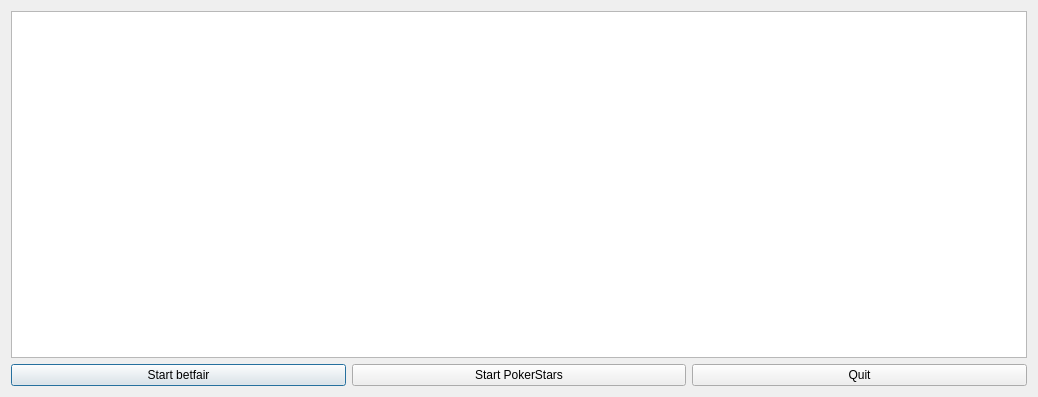
Qt form dialog.ui (ajwijma/betting) before a commit.
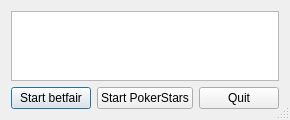
The same form after that commit.

Commit message: automatische resize en geen gedoe meer om de minuut

```diff
--- a/dialog.ui
+++ b/dialog.ui
@@ -6,16 +6,38 @@
    <rect>
     <x>0</x>
     <y>0</y>
-    <width>1038</width>
-    <height>397</height>
+    <width>269</width>
+    <height>120</height>
    </rect>
   </property>
   <property name="windowTitle">
-   <string>Dialog</string>
+   <string>HTTP</string>
+  </property>
+  <property name="sizeGripEnabled">
+   <bool>true</bool>
   </property>
   <layout class="QVBoxLayout" name="verticalLayout">
    <item>
-    <widget class="QTableWidget" name="tableWidget"/>
+    <widget class="QTableWidget" name="tableWidget">
+     <property name="sizePolicy">
+      <sizepolicy hsizetype="Minimum" vsizetype="Expanding">
+       <horstretch>0</horstretch>
+       <verstretch>0</verstretch>
+      </sizepolicy>
+     </property>
+     <property name="verticalScrollBarPolicy">
+      <enum>Qt::ScrollBarAsNeeded</enum>
+     </property>
+     <property name="horizontalScrollBarPolicy">
+      <enum>Qt::ScrollBarAsNeeded</enum>
+     </property>
+     <property name="sizeAdjustPolicy">
+      <enum>QAbstractScrollArea::AdjustToContents</enum>
+     </property>
+     <property name="editTriggers">
+      <set>QAbstractItemView::NoEditTriggers</set>
+     </property>
+    </widget>
    </item>
    <item>
     <layout class="QHBoxLayout" name="horizontalLayout">
```
Left out of the diff: 8 changed lines with no effect on the pictures. The commit also changes 2 other files.
